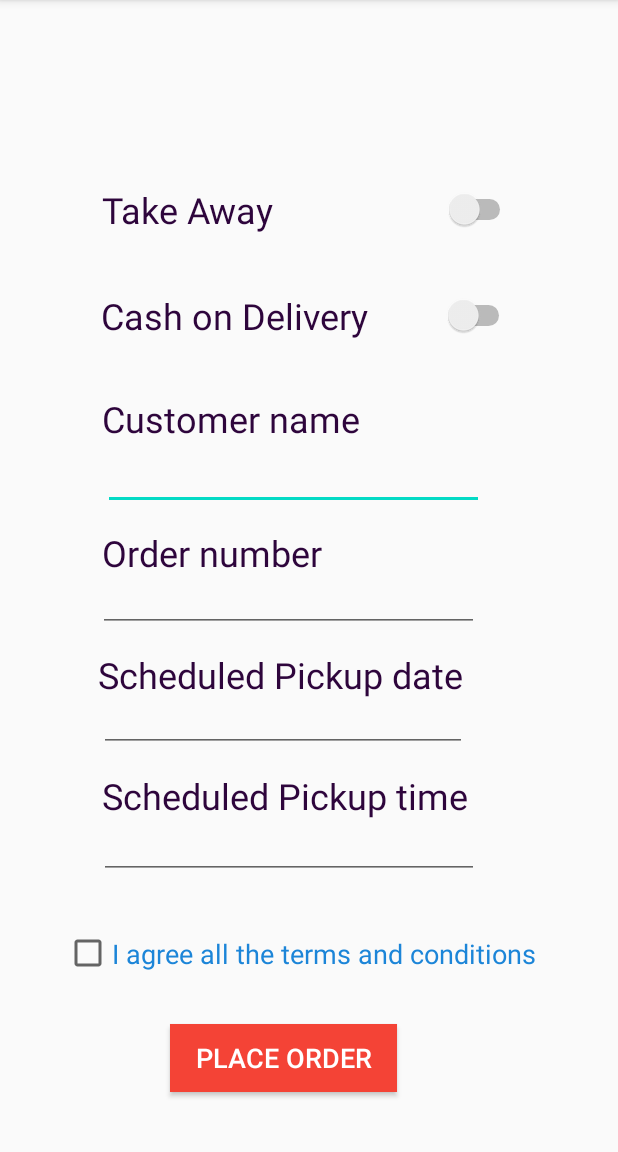
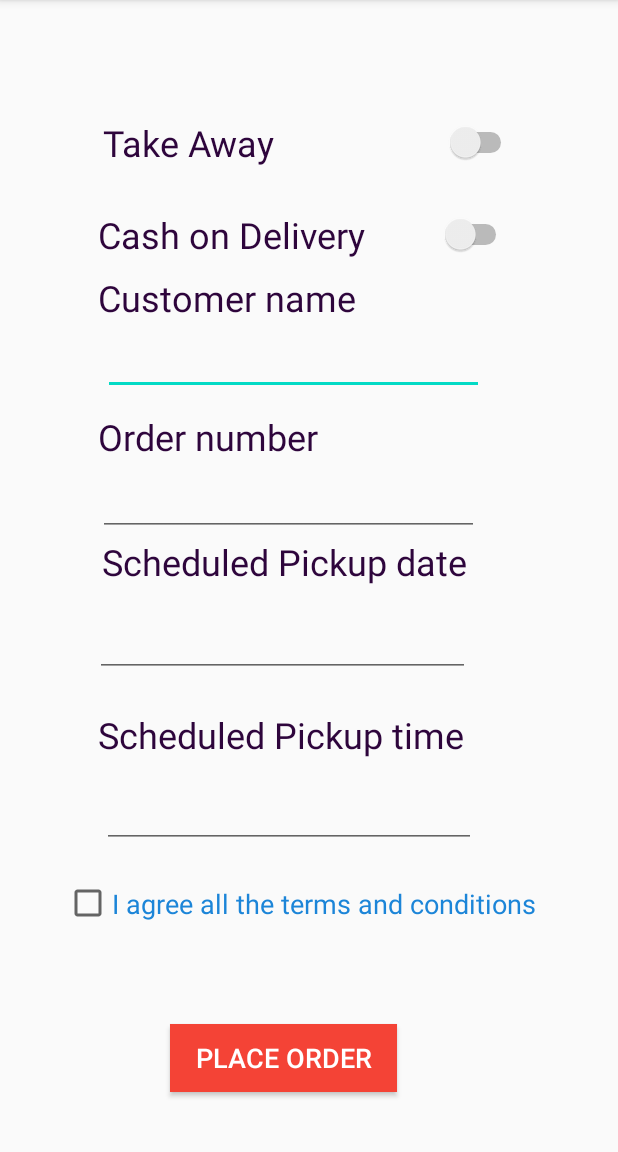
Before and after one commit to sowmyathogiti/PicStudioLab, an Android app: the Payment screen opened directly, with no data from a screen before it, on a phone screen of 412 x 824 dp, the part 84-1236 px from its top. Run offline under Robolectric (Android 15) with nearby library versions, the phone set to English and light mode, and no system bars.

Commit message:
changed design and functionality of payment page

```diff
--- a/PicStudioLab_project/app/src/main/res/layout/activity_payment.xml
+++ b/PicStudioLab_project/app/src/main/res/layout/activity_payment.xml
@@ -16,9 +16,10 @@
         android:textSize="24sp"
         app:layout_constraintBottom_toBottomOf="parent"
         app:layout_constraintEnd_toEndOf="parent"
+        app:layout_constraintHorizontal_bias="0.503"
         app:layout_constraintStart_toStartOf="parent"
         app:layout_constraintTop_toTopOf="parent"
-        app:layout_constraintVertical_bias="0.161" />
+        app:layout_constraintVertical_bias="0.099" />
 
     <Switch
         android:id="@+id/switch2"
@@ -29,10 +30,10 @@
         android:textSize="24sp"
         app:layout_constraintBottom_toBottomOf="parent"
         app:layout_constraintEnd_toEndOf="parent"
-        app:layout_constraintHorizontal_bias="0.496"
+        app:layout_constraintHorizontal_bias="0.481"
         app:layout_constraintStart_toStartOf="parent"
         app:layout_constraintTop_toTopOf="parent"
-        app:layout_constraintVertical_bias="0.259" />
+        app:layout_constraintVertical_bias="0.184" />
 
     <TextView
         android:id="@+id/textView"
@@ -43,10 +44,10 @@
         android:textSize="24dp"
         app:layout_constraintBottom_toBottomOf="parent"
         app:layout_constraintEnd_toEndOf="parent"
-        app:layout_constraintHorizontal_bias="0.388"
+        app:layout_constraintHorizontal_bias="0.371"
         app:layout_constraintStart_toStartOf="parent"
         app:layout_constraintTop_toTopOf="parent"
-        app:layout_constraintVertical_bias="0.355" />
+        app:layout_constraintVertical_bias="0.246" />
 
     <EditText
         android:id="@+id/editTextTextPersonName"
@@ -61,7 +62,7 @@
         app:layout_constraintHorizontal_bias="0.433"
         app:layout_constraintStart_toStartOf="parent"
         app:layout_constraintTop_toTopOf="parent"
-        app:layout_constraintVertical_bias="0.413" />
+        app:layout_constraintVertical_bias="0.307" />
 
     <TextView
         android:id="@+id/textView3"
@@ -72,10 +73,10 @@
         android:textSize="24dp"
         app:layout_constraintBottom_toBottomOf="parent"
         app:layout_constraintEnd_toEndOf="parent"
-        app:layout_constraintHorizontal_bias="0.388"
+        app:layout_constraintHorizontal_bias="0.371"
         app:layout_constraintStart_toStartOf="parent"
         app:layout_constraintTop_toTopOf="parent"
-        app:layout_constraintVertical_bias="0.476" />
+        app:layout_constraintVertical_bias="0.371" />
 
     <EditText
         android:id="@+id/editTextTextPersonName2"
@@ -90,7 +91,7 @@
         app:layout_constraintHorizontal_bias="0.414"
         app:layout_constraintStart_toStartOf="parent"
         app:layout_constraintTop_toTopOf="parent"
-        app:layout_constraintVertical_bias="0.524" />
+        app:layout_constraintVertical_bias="0.436" />
 
     <TextView
         android:id="@+id/textView4"
@@ -102,24 +103,25 @@
 
         app:layout_constraintBottom_toBottomOf="parent"
         app:layout_constraintEnd_toEndOf="parent"
-        app:layout_constraintHorizontal_bias="0.433"
+        app:layout_constraintHorizontal_bias="0.453"
         app:layout_constraintStart_toStartOf="parent"
         app:layout_constraintTop_toTopOf="parent"
-        app:layout_constraintVertical_bias="0.591" />
+        app:layout_constraintVertical_bias="0.489" />
 
     <EditText
         android:id="@+id/editTextTextPersonName3"
-        android:layout_width="245dp"
-        android:layout_height="32dp"
+        android:layout_width="250dp"
+        android:layout_height="48dp"
         android:editable="true"
         android:ems="10"
         android:inputType="textPersonName"
+        android:textSize="14sp"
         app:layout_constraintBottom_toBottomOf="parent"
         app:layout_constraintEnd_toEndOf="parent"
-        app:layout_constraintHorizontal_bias="0.397"
+        app:layout_constraintHorizontal_bias="0.391"
         app:layout_constraintStart_toStartOf="parent"
         app:layout_constraintTop_toTopOf="parent"
-        app:layout_constraintVertical_bias="0.638" />
+        app:layout_constraintVertical_bias="0.56" />
 
     <TextView
         android:id="@+id/textView5"
@@ -130,24 +132,25 @@
         android:textSize="24dp"
         app:layout_constraintBottom_toBottomOf="parent"
         app:layout_constraintEnd_toEndOf="parent"
-        app:layout_constraintHorizontal_bias="0.453"
+        app:layout_constraintHorizontal_bias="0.433"
         app:layout_constraintStart_toStartOf="parent"
         app:layout_constraintTop_toTopOf="parent"
-        app:layout_constraintVertical_bias="0.702" />
+        app:layout_constraintVertical_bias="0.646" />
 
     <EditText
         android:id="@+id/editTextTextPersonName4"
-        android:layout_width="253dp"
-        android:layout_height="35dp"
+        android:layout_width="249dp"
+        android:layout_height="55dp"
         android:editable="true"
         android:ems="10"
         android:inputType="textPersonName"
+        android:textSize="14sp"
         app:layout_constraintBottom_toBottomOf="parent"
         app:layout_constraintEnd_toEndOf="parent"
         app:layout_constraintHorizontal_bias="0.417"
         app:layout_constraintStart_toStartOf="parent"
         app:layout_constraintTop_toTopOf="parent"
-        app:layout_constraintVertical_bias="0.752" />
+        app:layout_constraintVertical_bias="0.716" />
 
     <CheckBox
         android:id="@+id/checkBox"
@@ -162,7 +165,7 @@
         app:layout_constraintHorizontal_bias="0.494"
         app:layout_constraintStart_toStartOf="parent"
         app:layout_constraintTop_toTopOf="parent"
-        app:layout_constraintVertical_bias="0.855" />
+        app:layout_constraintVertical_bias="0.808" />
 
     <Button
         android:id="@+id/button2"
```
